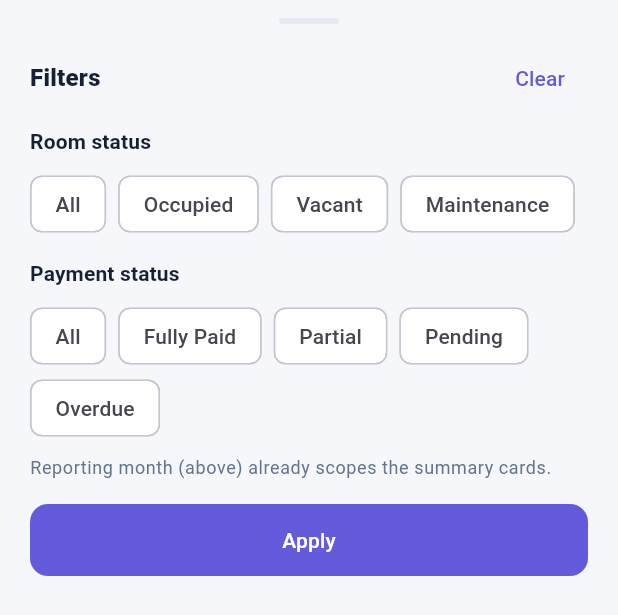
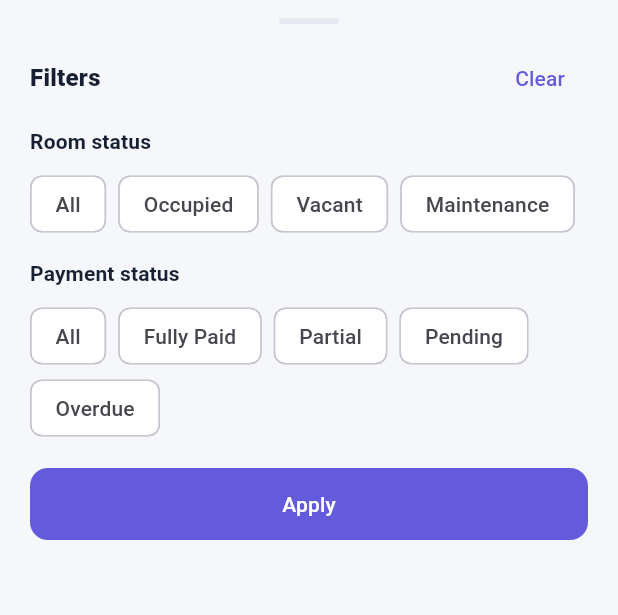
Before and after one commit to bcsuk999/rentmanage, a Flutter app: the _FilterSheet widget shown alone on an empty page, opened directly with empty values, on a phone screen of 412 x 824 dp. Shown: the top 615 px of the screen. Run offline on Flutter 3.47's test engine with Material 3 defaults, Android fonts, the phone set to English and light mode, and no system bars; our stand-ins replace package_info_plus, shared_preferences; accounts and stored records are empty; network calls fail.

Commit message:
Side-icon summary cards, drop reporting-period labels

```diff
--- a/mobile/lib/home_page.dart
+++ b/mobile/lib/home_page.dart
@@ -405,15 +405,9 @@ class _HomePageState extends State<HomePage> {
               onPressed: () => _movePeriod(-1),
             ),
             Expanded(
-              child: Column(
-                children: [
-                  Text(monthLabel(_period),
-                      style: theme.textTheme.titleSmall?.copyWith(fontWeight: FontWeight.w700)),
-                  Text('Reporting period',
-                      style: theme.textTheme.bodySmall
-                          ?.copyWith(color: AppColors.secondaryText, fontSize: 11)),
-                ],
-              ),
+              child: Text(monthLabel(_period),
+                  textAlign: TextAlign.center,
+                  style: theme.textTheme.titleSmall?.copyWith(fontWeight: FontWeight.w700)),
             ),
             if (!isCurrent)
               TextButton(onPressed: _goThisMonth, child: const Text('This month'))
@@ -836,12 +830,6 @@ class _FilterSheetState extends State<_FilterSheet> {
                   ),
               ],
             ),
-            const SizedBox(height: 8),
-            Text('Reporting month (above) already scopes the summary cards.',
-                style: Theme.of(context)
-                    .textTheme
-                    .bodySmall
-                    ?.copyWith(color: AppColors.secondaryText)),
             const SizedBox(height: 16),
             SizedBox(
               width: double.infinity,
```
Also changed, not shown: mobile/lib/widgets.dart (+15 -6 lines).
